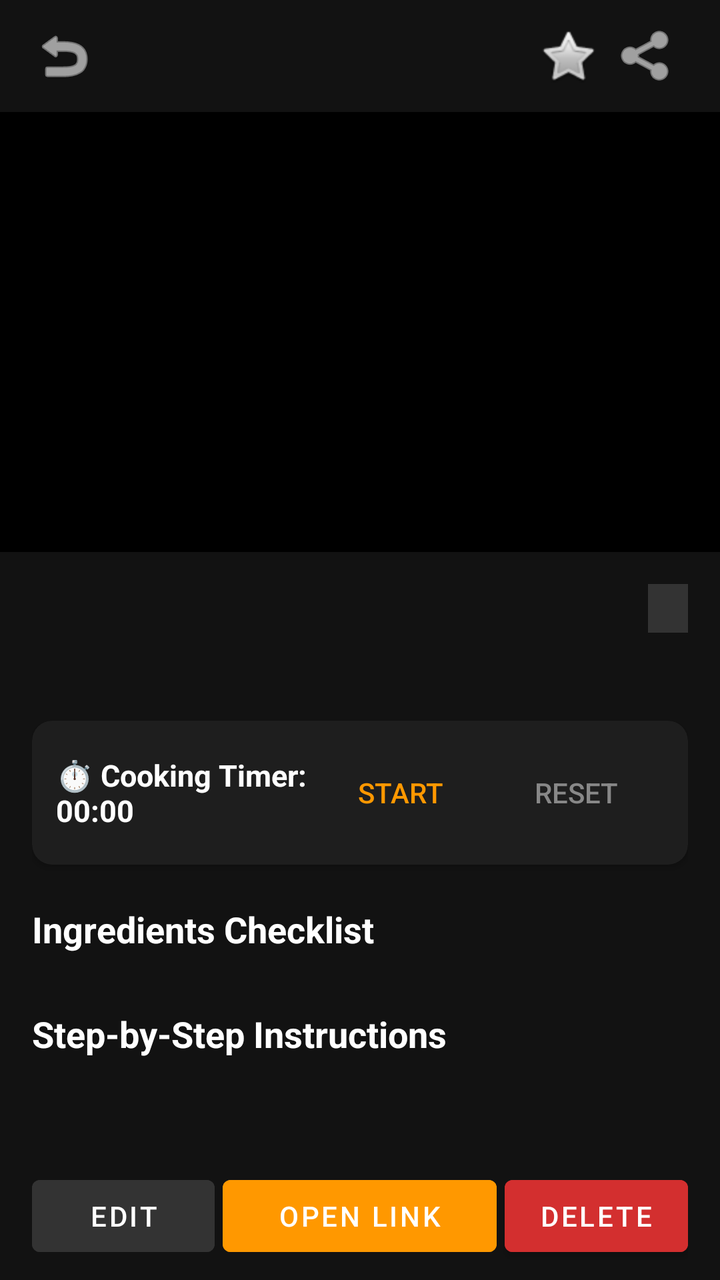
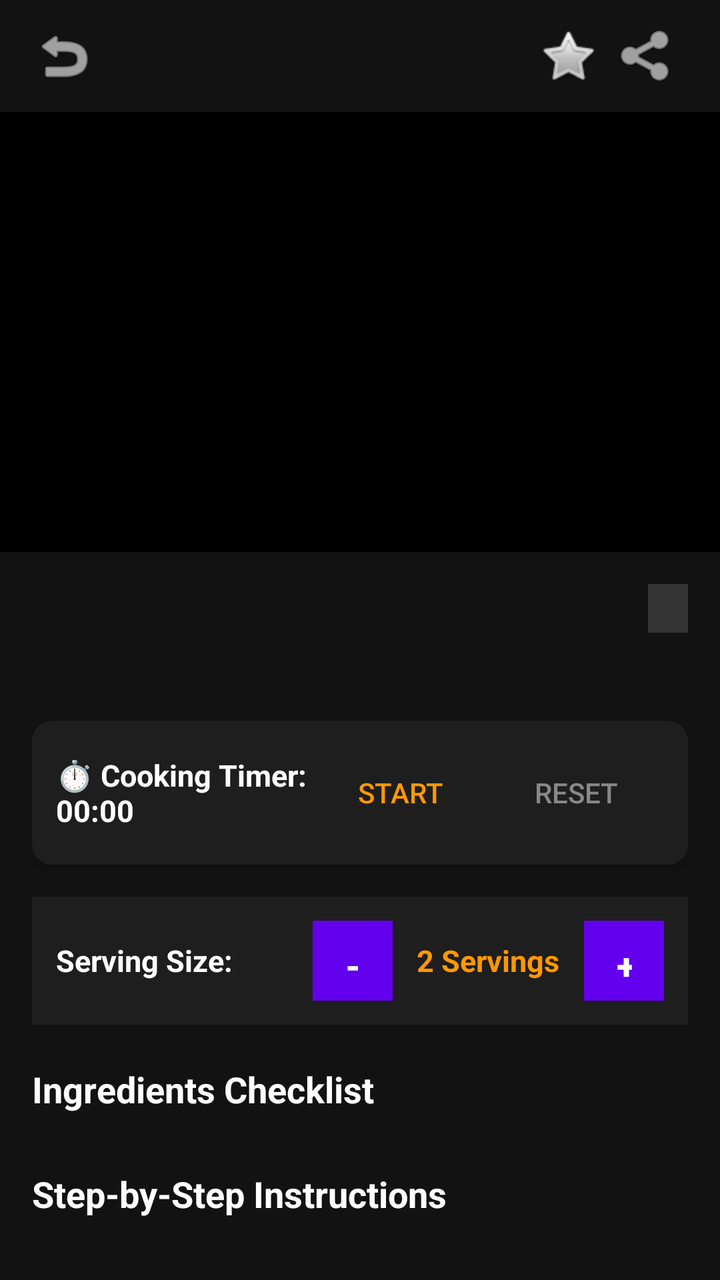

Two renders of the same Android screen: before a commit and after it. Below are the layout's source before the change and the commit's diff.
<!-- AndroidManifest.xml: application theme Theme.Annapurna -->
<!-- res/layout/activity_recipe_detail.xml -->
<?xml version="1.0" encoding="utf-8"?>
<RelativeLayout xmlns:android="http://schemas.android.com/apk/res/android"
    xmlns:app="http://schemas.android.com/apk/res-auto"
    android:layout_width="match_parent"
    android:layout_height="match_parent"
    android:background="#121212">

    
    <RelativeLayout
        android:id="@+id/topBar"
        android:layout_width="match_parent"
        android:layout_height="56dp"
        android:paddingHorizontal="16dp">

        <ImageView
            android:id="@+id/btnBack"
            android:layout_width="32dp"
            android:layout_height="32dp"
            android:layout_centerVertical="true"
            android:src="@android:drawable/ic_menu_revert"
            app:tint="#FFFFFF" />

        <LinearLayout
            android:layout_width="wrap_content"
            android:layout_height="wrap_content"
            android:layout_alignParentEnd="true"
            android:layout_centerVertical="true"
            android:orientation="horizontal">

            <ImageButton
                android:id="@+id/btnDetailFavorite"
                android:layout_width="40dp"
                android:layout_height="40dp"
                android:background="?attr/selectableItemBackgroundBorderless"
                android:src="@android:drawable/btn_star_big_off" />

            <ImageButton
                android:id="@+id/btnDetailShare"
                android:layout_width="40dp"
                android:layout_height="40dp"
                android:background="?attr/selectableItemBackgroundBorderless"
                android:src="@android:drawable/ic_menu_share"
                app:tint="#FFFFFF" />
        </LinearLayout>
    </RelativeLayout>

    <androidx.core.widget.NestedScrollView
        android:layout_width="match_parent"
        android:layout_height="match_parent"
        android:layout_below="@id/topBar">

        <LinearLayout
            android:layout_width="match_parent"
            android:layout_height="wrap_content"
            android:orientation="vertical">

            
            <FrameLayout
                android:layout_width="match_parent"
                android:layout_height="220dp"
                android:background="#000000">

                <androidx.media3.ui.PlayerView
                    android:id="@+id/playerView"
                    android:layout_width="match_parent"
                    android:layout_height="match_parent"
                    android:visibility="gone" />

                <WebView
                    android:id="@+id/webViewPlayer"
                    android:layout_width="match_parent"
                    android:layout_height="match_parent"
                    android:visibility="gone" />
            </FrameLayout>

            <LinearLayout
                android:layout_width="match_parent"
                android:layout_height="wrap_content"
                android:orientation="vertical"
                android:padding="16dp">

                
                <RelativeLayout
                    android:layout_width="match_parent"
                    android:layout_height="wrap_content">

                    <TextView
                        android:id="@+id/txtDetailTitle"
                        android:layout_width="wrap_content"
                        android:layout_height="wrap_content"
                        android:textColor="#FFFFFF"
                        android:textSize="22sp"
                        android:textStyle="bold" />

                    <TextView
                        android:id="@+id/txtDetailChef"
                        android:layout_width="wrap_content"
                        android:layout_height="wrap_content"
                        android:layout_below="@id/txtDetailTitle"
                        android:layout_marginTop="4dp"
                        android:textColor="#AAAAAA"
                        android:textSize="14sp" />

                    <TextView
                        android:id="@+id/txtDetailCategory"
                        android:layout_width="wrap_content"
                        android:layout_height="wrap_content"
                        android:layout_alignParentEnd="true"
                        android:background="#333333"
                        android:paddingHorizontal="10dp"
                        android:paddingVertical="4dp"
                        android:textColor="#FFFFFF"
                        android:textSize="12sp" />
                </RelativeLayout>

                
                <androidx.cardview.widget.CardView
                    android:id="@+id/cardSecretTip"
                    android:layout_width="match_parent"
                    android:layout_height="wrap_content"
                    android:layout_marginTop="16dp"
                    android:visibility="gone"
                    app:cardBackgroundColor="#2A2415"
                    app:cardCornerRadius="10dp">

                    <LinearLayout
                        android:layout_width="match_parent"
                        android:layout_height="wrap_content"
                        android:orientation="vertical"
                        android:padding="12dp">

                        <TextView
                            android:layout_width="wrap_content"
                            android:layout_height="wrap_content"
                            android:text="💡 Mom's Secret Tip"
                            android:textColor="#FFC107"
                            android:textStyle="bold" />

                        <TextView
                            android:id="@+id/txtDetailSecretTip"
                            android:layout_width="match_parent"
                            android:layout_height="wrap_content"
                            android:layout_marginTop="4dp"
                            android:textColor="#EEEEEE"
                            android:textSize="14sp" />
                    </LinearLayout>
                </androidx.cardview.widget.CardView>

                
                <androidx.cardview.widget.CardView
                    android:layout_width="match_parent"
                    android:layout_height="wrap_content"
                    android:layout_marginTop="16dp"
                    app:cardBackgroundColor="#1E1E1E"
                    app:cardCornerRadius="10dp">

                    <LinearLayout
                        android:layout_width="match_parent"
                        android:layout_height="wrap_content"
                        android:gravity="center_vertical"
                        android:orientation="horizontal"
                        android:padding="12dp">

                        <TextView
                            android:id="@+id/txtTimerDisplay"
                            android:layout_width="0dp"
                            android:layout_height="wrap_content"
                            android:layout_weight="1"
                            android:text="⏱️ Cooking Timer: 00:00"
                            android:textColor="#FFFFFF"
                            android:textSize="15sp"
                            android:textStyle="bold" />

                        <Button
                            android:id="@+id/btnStartTimer"
                            style="?android:attr/borderlessButtonStyle"
                            android:layout_width="wrap_content"
                            android:layout_height="wrap_content"
                            android:text="Start"
                            android:textColor="#FF9800" />

                        <Button
                            android:id="@+id/btnResetTimer"
                            style="?android:attr/borderlessButtonStyle"
                            android:layout_width="wrap_content"
                            android:layout_height="wrap_content"
                            android:text="Reset"
                            android:textColor="#888888" />
                    </LinearLayout>
                </androidx.cardview.widget.CardView>

                
                <TextView
                    android:id="@+id/lblIngredients"
                    android:layout_width="wrap_content"
                    android:layout_height="wrap_content"
                    android:layout_marginTop="20dp"
                    android:text="Ingredients Checklist"
                    android:textColor="#FFFFFF"
                    android:textSize="18sp"
                    android:textStyle="bold" />

                <LinearLayout
                    android:id="@+id/layoutIngredientsContainer"
                    android:layout_width="match_parent"
                    android:layout_height="wrap_content"
                    android:layout_marginTop="8dp"
                    android:orientation="vertical" />

                
                <TextView
                    android:id="@+id/lblInstructions"
                    android:layout_width="wrap_content"
                    android:layout_height="wrap_content"
                    android:layout_marginTop="20dp"
                    android:text="Step-by-Step Instructions"
                    android:textColor="#FFFFFF"
                    android:textSize="18sp"
                    android:textStyle="bold" />

                <TextView
                    android:id="@+id/txtDetailInstructions"
                    android:layout_width="match_parent"
                    android:layout_height="wrap_content"
                    android:layout_marginTop="8dp"
                    android:lineSpacingExtra="4dp"
                    android:textColor="#DDDDDD"
                    android:textSize="14sp" />

                
                <androidx.cardview.widget.CardView
                    android:id="@+id/cardNotes"
                    android:layout_width="match_parent"
                    android:layout_height="wrap_content"
                    android:layout_marginTop="16dp"
                    android:visibility="gone"
                    app:cardBackgroundColor="#1E1E1E"
                    app:cardCornerRadius="10dp">

                    <LinearLayout
                        android:layout_width="match_parent"
                        android:layout_height="wrap_content"
                        android:orientation="vertical"
                        android:padding="12dp">

                        <TextView
                            android:layout_width="wrap_content"
                            android:layout_height="wrap_content"
                            android:text="📝 Additional Notes"
                            android:textColor="#4CAF50"
                            android:textStyle="bold" />

                        <TextView
                            android:id="@+id/txtDetailNotes"
                            android:layout_width="match_parent"
                            android:layout_height="wrap_content"
                            android:layout_marginTop="4dp"
                            android:textColor="#EEEEEE"
                            android:textSize="14sp" />
                    </LinearLayout>
                </androidx.cardview.widget.CardView>

                
                <LinearLayout
                    android:layout_width="match_parent"
                    android:layout_height="wrap_content"
                    android:layout_marginTop="28dp"
                    android:orientation="horizontal">

                    <Button
                        android:id="@+id/btnEditRecipe"
                        android:layout_width="0dp"
                        android:layout_height="wrap_content"
                        android:layout_weight="1"
                        android:layout_marginEnd="4dp"
                        android:backgroundTint="#333333"
                        android:text="Edit"
                        android:textColor="#FFFFFF" />

                    <Button
                        android:id="@+id/btnOpenExternal"
                        android:layout_width="0dp"
                        android:layout_height="wrap_content"
                        android:layout_weight="1.5"
                        android:layout_marginEnd="4dp"
                        android:backgroundTint="#FF9800"
                        android:text="Open Link"
                        android:textColor="#FFFFFF" />

                    <Button
                        android:id="@+id/btnDeleteRecipe"
                        android:layout_width="0dp"
                        android:layout_height="wrap_content"
                        android:layout_weight="1"
                        android:backgroundTint="#D32F2F"
                        android:text="Delete"
                        android:textColor="#FFFFFF" />
                </LinearLayout>

            </LinearLayout>
        </LinearLayout>
    </androidx.core.widget.NestedScrollView>
</RelativeLayout>
<!-- resources referenced by this layout -->
<resources>
  <style name="Theme.Annapurna" parent="Theme.MaterialComponents.DayNight.NoActionBar">
          <item name="android:statusBarColor">?attr/kitchenPrimaryDark</item>
          <item name="android:windowLightStatusBar">false</item>
  
          
          <item name="kitchenPrimary">@color/kesar_primary</item>
          <item name="kitchenPrimaryDark">@color/kesar_primary_dark</item>
          <item name="kitchenAccent">@color/kesar_accent</item>
          <item name="kitchenBg">@color/kesar_bg_light</item>
          <item name="kitchenTextMain">@color/text_dark</item>
          <item name="kitchenTextSecondary">@color/text_muted_light</item>
      </style>
  <color name="kesar_primary">#E65100</color>
  <color name="kesar_primary_dark">#BF360C</color>
  <color name="kesar_accent">#FF9800</color>
  <color name="kesar_bg_light">#FFF8F5</color>
  <color name="text_dark">#1A1A1A</color>
  <color name="text_muted_light">#666666</color>
</resources>

<!-- the commit's change to res/layout/activity_recipe_detail.xml (unified diff, before → after) -->
@@ -190,6 +190,59 @@
                 </androidx.cardview.widget.CardView>
 
                 
+                <LinearLayout
+                    android:id="@+id/layoutServingScaler"
+                    android:layout_width="match_parent"
+                    android:layout_height="wrap_content"
+                    android:layout_marginTop="16dp"
+                    android:background="#1E1E1E"
+                    android:gravity="center_vertical"
+                    android:orientation="horizontal"
+                    android:padding="12dp">
+
+                    <TextView
+                        android:layout_width="0dp"
+                        android:layout_height="wrap_content"
+                        android:layout_weight="1"
+                        android:text="Serving Size:"
+                        android:textColor="#FFFFFF"
+                        android:textSize="15sp"
+                        android:textStyle="bold" />
+
+                    <Button
+                        android:id="@+id/btnDecreaseServings"
+                        style="?android:attr/borderlessButtonStyle"
+                        android:layout_width="40dp"
+                        android:layout_height="40dp"
+                        android:background="#333333"
+                        android:text="-"
+                        android:textColor="#FFFFFF"
+                        android:textSize="18sp"
+                        android:textStyle="bold" />
+
+                    <TextView
+                        android:id="@+id/txtServingCount"
+                        android:layout_width="wrap_content"
+                        android:layout_height="wrap_content"
+                        android:paddingHorizontal="12dp"
+                        android:text="2 Servings"
+                        android:textColor="#FF9800"
+                        android:textSize="15sp"
+                        android:textStyle="bold" />
+
+                    <Button
+                        android:id="@+id/btnIncreaseServings"
+                        style="?android:attr/borderlessButtonStyle"
+                        android:layout_width="40dp"
+                        android:layout_height="40dp"
+                        android:background="#333333"
+                        android:text="+"
+                        android:textColor="#FFFFFF"
+                        android:textSize="18sp"
+                        android:textStyle="bold" />
+                </LinearLayout>
+
+                
                 <TextView
                     android:id="@+id/lblIngredients"
                     android:layout_width="wrap_content"
